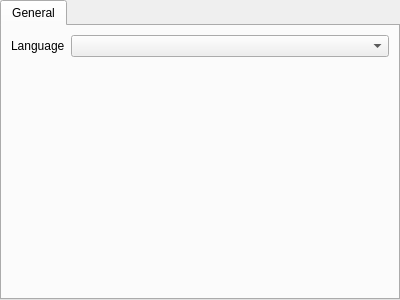
Old version of the form src/preppipe_gui_pyside6/forms/settingwidget.ui in the repository PrepPipe/preppipe-python.
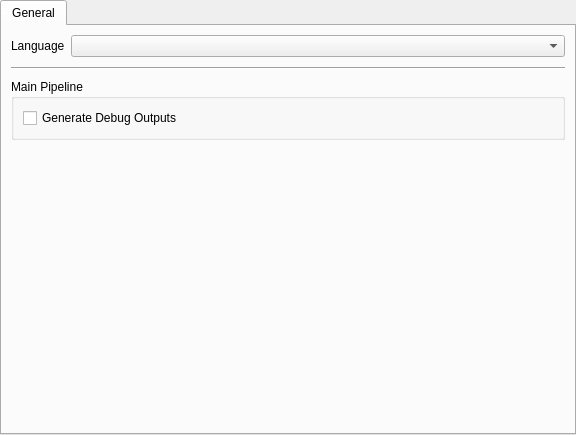
New version of the form.

Commit message: [Core,GUI] Expose debug dump option to UI

```diff
--- a/src/preppipe_gui_pyside6/forms/settingwidget.ui
+++ b/src/preppipe_gui_pyside6/forms/settingwidget.ui
@@ -6,8 +6,8 @@
    <rect>
     <x>0</x>
     <y>0</y>
-    <width>400</width>
-    <height>300</height>
+    <width>576</width>
+    <height>435</height>
    </rect>
   </property>
   <property name="windowTitle">
@@ -46,6 +46,48 @@
        <item row="0" column="1">
         <widget class="QComboBox" name="languageComboBox"/>
        </item>
+       <item row="2" column="0" colspan="2">
+        <widget class="QGroupBox" name="mainPipelineGroupBox">
+         <property name="title">
+          <string>Main Pipeline</string>
+         </property>
+         <layout class="QFormLayout" name="formLayout_2">
+          <item row="0" column="0" colspan="2">
+           <widget class="QCheckBox" name="debugModeCheckBox">
+            <property name="text">
+             <string>Generate Debug Outputs</string>
+            </property>
+           </widget>
+          </item>
+         </layout>
+        </widget>
+       </item>
+       <item row="3" column="0">
+        <spacer name="verticalSpacer">
+         <property name="orientation">
+          <enum>Qt::Orientation::Vertical</enum>
+         </property>
+         <property name="sizeHint" stdset="0">
+          <size>
+           <width>20</width>
+           <height>40</height>
+          </size>
+         </property>
+        </spacer>
+       </item>
+       <item row="1" column="0" colspan="2">
+        <widget class="Line" name="line">
+         <property name="minimumSize">
+          <size>
+           <width>0</width>
+           <height>10</height>
+          </size>
+         </property>
+         <property name="orientation">
+          <enum>Qt::Orientation::Horizontal</enum>
+         </property>
+        </widget>
+       </item>
       </layout>
      </widget>
     </widget>
```
The commit also changes 6 other files.
